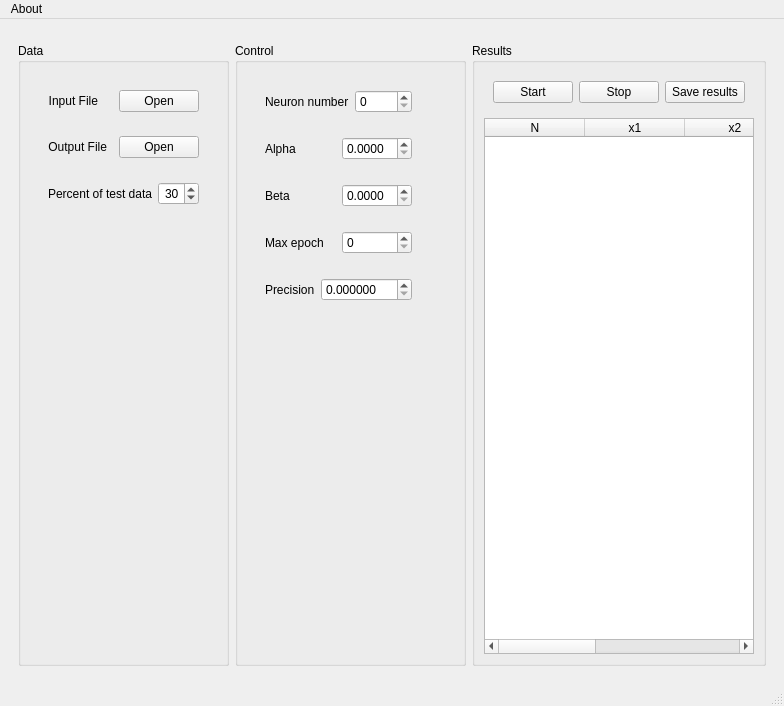
Old version of the form mainwindow.ui in the repository AlexLeSang/ECOHT-ANN.
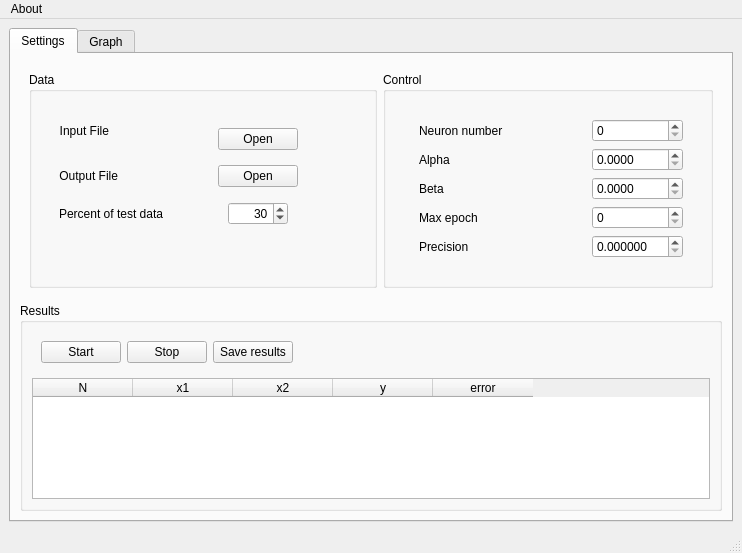
New version of the form. Custom widgets are drawn as their Qt base class.

Patch:
```diff
--- a/mainwindow.ui
+++ b/mainwindow.ui
@@ -7,7 +7,7 @@
     <x>0</x>
     <y>0</y>
     <width>742</width>
-    <height>706</height>
+    <height>553</height>
    </rect>
   </property>
   <property name="sizePolicy">
@@ -20,30 +20,27 @@
    <string>Neural Network Test</string>
   </property>
   <widget class="QWidget" name="centralwidget">
-   <layout class="QVBoxLayout" name="verticalLayout">
-    <item>
-     <widget class="QwtPlot" name="qwtPlot">
-      <property name="sizePolicy">
-       <sizepolicy hsizetype="Preferred" vsizetype="Preferred">
-        <horstretch>0</horstretch>
-        <verstretch>0</verstretch>
-       </sizepolicy>
-      </property>
-      <property name="toolTip">
-       <string>Graph of results error</string>
-      </property>
-     </widget>
-    </item>
-    <item>
-     <widget class="QWidget" name="horizontalWidget" native="true">
-      <property name="sizePolicy">
-       <sizepolicy hsizetype="Preferred" vsizetype="Preferred">
-        <horstretch>0</horstretch>
-        <verstretch>0</verstretch>
-       </sizepolicy>
-      </property>
       <layout class="QHBoxLayout" name="horizontalLayout">
        <item>
+     <widget class="QTabWidget" name="tabWidget">
+      <property name="currentIndex">
+       <number>0</number>
+      </property>
+      <widget class="QWidget" name="controlsTab">
+       <attribute name="title">
+        <string>Settings</string>
+       </attribute>
+       <layout class="QVBoxLayout" name="verticalLayout">
+        <item>
+         <widget class="QWidget" name="horizontalWidget" native="true">
+          <property name="sizePolicy">
+           <sizepolicy hsizetype="Preferred" vsizetype="Preferred">
+            <horstretch>0</horstretch>
+            <verstretch>0</verstretch>
+           </sizepolicy>
+          </property>
+          <layout class="QHBoxLayout" name="horizontalLayout_2">
+           <item>
         <widget class="QGroupBox" name="DataBox">
          <property name="toolTip">
           <string>Data Group</string>
@@ -56,9 +53,15 @@
            <widget class="QWidget" name="verticalWidget" native="true">
             <layout class="QVBoxLayout" name="verticalLayout_3">
              <item>
-              <widget class="QWidget" name="horizontalWidget" native="true">
-               <layout class="QHBoxLayout" name="horizontalLayout_2">
-                <item>
+                  <widget class="QWidget" name="formWidget" native="true">
+                   <layout class="QFormLayout" name="formLayout_3">
+                    <property name="fieldGrowthPolicy">
+                     <enum>QFormLayout::ExpandingFieldsGrow</enum>
+                    </property>
+                    <property name="labelAlignment">
+                     <set>Qt::AlignLeading|Qt::AlignLeft|Qt::AlignVCenter</set>
+                    </property>
+                    <item row="0" column="0">
                  <widget class="QLabel" name="inputLabel">
                   <property name="toolTip">
                    <string>Input File</string>
@@ -71,6 +74,35 @@
                   </property>
                  </widget>
                 </item>
+                    <item row="1" column="0">
+                     <widget class="QLabel" name="outputlabel">
+                      <property name="toolTip">
+                       <string>Output File</string>
+                      </property>
+                      <property name="text">
+                       <string>Output File</string>
+                      </property>
+                      <property name="alignment">
+                       <set>Qt::AlignRight|Qt::AlignTrailing|Qt::AlignVCenter</set>
+                      </property>
+                     </widget>
+                    </item>
+                    <item row="3" column="0">
+                     <widget class="QLabel" name="percentLabel">
+                      <property name="toolTip">
+                       <string>Amount of data that will be used for testing in percents</string>
+                      </property>
+                      <property name="text">
+                       <string>Percent of test data</string>
+                      </property>
+                      <property name="alignment">
+                       <set>Qt::AlignRight|Qt::AlignTrailing|Qt::AlignVCenter</set>
+                      </property>
+                     </widget>
+                    </item>
+                    <item row="0" column="1">
+                     <widget class="QWidget" name="horizontalWidget" native="true">
+                      <layout class="QHBoxLayout" name="horizontalLayout_3">
                 <item>
                  <spacer name="horizontalSpacer_2">
                   <property name="orientation">
@@ -86,6 +118,12 @@
                 </item>
                 <item>
                  <widget class="QPushButton" name="inputOpenButton">
+                         <property name="sizePolicy">
+                          <sizepolicy hsizetype="MinimumExpanding" vsizetype="Fixed">
+                           <horstretch>0</horstretch>
+                           <verstretch>0</verstretch>
+                          </sizepolicy>
+                         </property>
                   <property name="toolTip">
                    <string>Open Input File</string>
                   </property>
@@ -94,25 +132,6 @@
                   </property>
                  </widget>
                 </item>
-               </layout>
-              </widget>
-             </item>
-             <item>
-              <widget class="QWidget" name="horizontalWidget_2" native="true">
-               <layout class="QHBoxLayout" name="horizontalLayout_3">
-                <item>
-                 <widget class="QLabel" name="outputlabel">
-                  <property name="toolTip">
-                   <string>Output File</string>
-                  </property>
-                  <property name="text">
-                   <string>Output File</string>
-                  </property>
-                  <property name="alignment">
-                   <set>Qt::AlignRight|Qt::AlignTrailing|Qt::AlignVCenter</set>
-                  </property>
-                 </widget>
-                </item>
                 <item>
                  <spacer name="horizontalSpacer_3">
                   <property name="orientation">
@@ -126,35 +145,11 @@
                   </property>
                  </spacer>
                 </item>
-                <item>
-                 <widget class="QPushButton" name="outputOpenButton">
-                  <property name="toolTip">
-                   <string>Open Output File</string>
-                  </property>
-                  <property name="text">
-                   <string>Open</string>
-                  </property>
-                 </widget>
-                </item>
                </layout>
               </widget>
              </item>
-             <item>
-              <widget class="QWidget" name="horizontalWidget_3" native="true">
+                    <item row="1" column="1">
                <layout class="QHBoxLayout" name="horizontalLayout_9">
-                <item>
-                 <widget class="QLabel" name="percentLabel">
-                  <property name="toolTip">
-                   <string>Amount of data that will be used for testing in percents</string>
-                  </property>
-                  <property name="text">
-                   <string>Percent of test data</string>
-                  </property>
-                  <property name="alignment">
-                   <set>Qt::AlignRight|Qt::AlignTrailing|Qt::AlignVCenter</set>
-                  </property>
-                 </widget>
-                </item>
                 <item>
                  <spacer name="horizontalSpacer_4">
                   <property name="orientation">
@@ -169,7 +164,59 @@
                  </spacer>
                 </item>
                 <item>
+                       <widget class="QPushButton" name="outputOpenButton">
+                        <property name="sizePolicy">
+                         <sizepolicy hsizetype="MinimumExpanding" vsizetype="Fixed">
+                          <horstretch>0</horstretch>
+                          <verstretch>0</verstretch>
+                         </sizepolicy>
+                        </property>
+                        <property name="toolTip">
+                         <string>Open Output File</string>
+                        </property>
+                        <property name="text">
+                         <string>Open</string>
+                        </property>
+                       </widget>
+                      </item>
+                      <item>
+                       <spacer name="horizontalSpacer_5">
+                        <property name="orientation">
+                         <enum>Qt::Horizontal</enum>
+                        </property>
+                        <property name="sizeHint" stdset="0">
+                         <size>
+                          <width>40</width>
+                          <height>20</height>
+                         </size>
+                        </property>
+                       </spacer>
+                      </item>
+                     </layout>
+                    </item>
+                    <item row="3" column="1">
+                     <layout class="QHBoxLayout" name="horizontalLayout_12">
+                      <item>
+                       <spacer name="horizontalSpacer_6">
+                        <property name="orientation">
+                         <enum>Qt::Horizontal</enum>
+                        </property>
+                        <property name="sizeHint" stdset="0">
+                         <size>
+                          <width>40</width>
+                          <height>20</height>
+                         </size>
+                        </property>
+                       </spacer>
+                      </item>
+                      <item>
                  <widget class="QSpinBox" name="testDataPercent">
+                        <property name="sizePolicy">
+                         <sizepolicy hsizetype="MinimumExpanding" vsizetype="Fixed">
+                          <horstretch>0</horstretch>
+                          <verstretch>0</verstretch>
+                         </sizepolicy>
+                        </property>
                   <property name="acceptDrops">
                    <bool>true</bool>
                   </property>
@@ -184,21 +231,30 @@
                   </property>
                  </widget>
                 </item>
-               </layout>
-              </widget>
-             </item>
              <item>
-              <spacer name="verticalSpacer">
+                       <spacer name="horizontalSpacer_7">
                <property name="orientation">
-                <enum>Qt::Vertical</enum>
+                         <enum>Qt::Horizontal</enum>
                </property>
                <property name="sizeHint" stdset="0">
                 <size>
-                 <width>20</width>
-                 <height>40</height>
+                          <width>40</width>
+                          <height>20</height>
                 </size>
                </property>
               </spacer>
+                      </item>
+                     </layout>
+                    </item>
+                    <item row="2" column="0">
+                     <widget class="Line" name="line">
+                      <property name="orientation">
+                       <enum>Qt::Horizontal</enum>
+                      </property>
+                     </widget>
+                    </item>
+                   </layout>
+                  </widget>
              </item>
             </layout>
            </widget>
@@ -216,35 +272,23 @@
          </property>
          <layout class="QHBoxLayout" name="horizontalLayout_5">
           <item>
-           <widget class="QWidget" name="verticalWidget" native="true">
-            <layout class="QVBoxLayout" name="verticalLayout_4">
+               <widget class="QWidget" name="verticalWidget_2" native="true">
+                <layout class="QVBoxLayout" name="verticalLayout_5">
              <item>
-              <widget class="QWidget" name="horizontalWidget" native="true">
-               <layout class="QHBoxLayout" name="horizontalLayout_10">
-                <item>
-                 <widget class="QLabel" name="neuronNumberLabel">
-                  <property name="toolTip">
-                   <string>Number of neurons</string>
-                  </property>
-                  <property name="text">
-                   <string>Neuron number</string>
-                  </property>
-                 </widget>
-                </item>
-                <item>
-                 <widget class="QSpinBox" name="neuronNumber">
-                  <property name="toolTip">
-                   <string>Number of neurons</string>
-                  </property>
-                 </widget>
-                </item>
-               </layout>
-              </widget>
-             </item>
-             <item>
-              <widget class="QWidget" name="horizontalWidget_2" native="true">
-               <layout class="QHBoxLayout" name="horizontalLayout_11">
-                <item>
+                  <widget class="QWidget" name="formWidget" native="true">
+                   <layout class="QFormLayout" name="formLayout_2">
+                    <property name="fieldGrowthPolicy">
+                     <enum>QFormLayout::ExpandingFieldsGrow</enum>
+                    </property>
+                    <property name="labelAlignment">
+                     <set>Qt::AlignLeading|Qt::AlignLeft|Qt::AlignVCenter</set>
+                    </property>
+                    <property name="formAlignment">
+                     <set>Qt::AlignRight|Qt::AlignTop|Qt::AlignTrailing</set>
+                    </property>
+                    <item row="0" column="1">
+                     <layout class="QGridLayout" name="gridLayout">
+                      <item row="1" column="0">
                  <widget class="QLabel" name="alphaLabel">
                   <property name="toolTip">
                    <string>Training coefficient</string>
@@ -254,29 +298,7 @@
                   </property>
                  </widget>
                 </item>
-                <item>
-                 <widget class="QDoubleSpinBox" name="alphaCoef">
-                  <property name="toolTip">
-                   <string>Training coefficient</string>
-                  </property>
-                  <property name="decimals">
-                   <number>4</number>
-                  </property>
-                  <property name="maximum">
-                   <double>1.000000000000000</double>
-                  </property>
-                  <property name="singleStep">
-                   <double>0.000100000000000</double>
-                  </property>
-                 </widget>
-                </item>
-               </layout>
-              </widget>
-             </item>
-             <item>
-              <widget class="QWidget" name="horizontalWidget_3" native="true">
-               <layout class="QHBoxLayout" name="horizontalLayout_12">
-                <item>
+                      <item row="2" column="0">
                  <widget class="QLabel" name="betaLabel">
                   <property name="toolTip">
                    <string>Stretch coefficient</string>
@@ -286,8 +308,50 @@
                   </property>
                  </widget>
                 </item>
-                <item>
+                      <item row="0" column="0">
+                       <widget class="QLabel" name="neuronNumberLabel">
+                        <property name="toolTip">
+                         <string>Number of neurons</string>
+                        </property>
+                        <property name="text">
+                         <string>Neuron number</string>
+                        </property>
+                       </widget>
+                      </item>
+                      <item row="4" column="0">
+                       <widget class="QLabel" name="precisionlabel">
+                        <property name="toolTip">
+                         <string>Precision</string>
+                        </property>
+                        <property name="text">
+                         <string>Precision</string>
+                        </property>
+                       </widget>
+                      </item>
+                      <item row="3" column="2">
+                       <widget class="QSpinBox" name="maxEpoch">
+                        <property name="sizePolicy">
+                         <sizepolicy hsizetype="MinimumExpanding" vsizetype="Fixed">
+                          <horstretch>0</horstretch>
+                          <verstretch>0</verstretch>
+                         </sizepolicy>
+                        </property>
+                        <property name="toolTip">
+                         <string>Maximim number of epochs</string>
+                        </property>
+                        <property name="maximum">
+                         <number>1000000</number>
+                        </property>
+                       </widget>
+                      </item>
+                      <item row="2" column="2">
                  <widget class="QDoubleSpinBox" name="betaCoef">
+                        <property name="sizePolicy">
+                         <sizepolicy hsizetype="MinimumExpanding" vsizetype="Fixed">
+                          <horstretch>0</horstretch>
+                          <verstretch>0</verstretch>
+                         </sizepolicy>
+                        </property>
                   <property name="toolTip">
                    <string>Stretch coefficient</string>
                   </property>
@@ -302,13 +366,7 @@
                   </property>
                  </widget>
                 </item>
-               </layout>
-              </widget>
-             </item>
-             <item>
-              <widget class="QWidget" name="horizontalWidget_4" native="true">
-               <layout class="QHBoxLayout" name="horizontalLayout_13">
-                <item>
+                      <item row="3" column="0">
                  <widget class="QLabel" name="maxEpochlabel">
                   <property name="toolTip">
                    <string>Maximim number of epochs</string>
@@ -318,47 +376,14 @@
                   </property>
                  </widget>
                 </item>
-                <item>
-                 <widget class="QSpinBox" name="maxEpoch">
-                  <property name="toolTip">
-                   <string>Maximim number of epochs</string>
-                  </property>
-                  <property name="maximum">
-                   <number>1000000</number>
-                  </property>
-                 </widget>
-                </item>
-               </layout>
-              </widget>
-             </item>
-             <item>
-              <widget class="QWidget" name="horizontalWidget_5" native="true">
-               <layout class="QHBoxLayout" name="horizontalLayout_14">
-                <item>
-                 <widget class="QLabel" name="precisionlabel">
-                  <property name="toolTip">
-                   <string>Precision</string>
-                  </property>
-                  <property name="text">
-                   <string>Precision</string>
-                  </property>
-                 </widget>
-                </item>
-                <item>
-                 <spacer name="horizontalSpacer_5">
-                  <property name="orientation">
-                   <enum>Qt::Horizontal</enum>
-                  </property>
-                  <property name="sizeHint" stdset="0">
-                   <size>
-                    <width>40</width>
-                    <height>20</height>
-                   </size>
-                  </property>
-                 </spacer>
-                </item>
-                <item>
+                      <item row="4" column="2">
                  <widget class="QDoubleSpinBox" name="precision">
+                        <property name="sizePolicy">
+                         <sizepolicy hsizetype="MinimumExpanding" vsizetype="Fixed">
+                          <horstretch>0</horstretch>
+                          <verstretch>0</verstretch>
+                         </sizepolicy>
+                        </property>
                   <property name="toolTip">
                    <string>Precision</string>
                   </property>
@@ -373,28 +398,115 @@
                   </property>
                  </widget>
                 </item>
-               </layout>
-              </widget>
-             </item>
-             <item>
-              <spacer name="verticalSpacer_2">
+                      <item row="1" column="2">
+                       <widget class="QDoubleSpinBox" name="alphaCoef">
+                        <property name="sizePolicy">
+                         <sizepolicy hsizetype="MinimumExpanding" vsizetype="Fixed">
+                          <horstretch>0</horstretch>
+                          <verstretch>0</verstretch>
+                         </sizepolicy>
+                        </property>
+                        <property name="toolTip">
+                         <string>Training coefficient</string>
+                        </property>
+                        <property name="decimals">
+                         <number>4</number>
+                        </property>
+                        <property name="maximum">
+                         <double>1.000000000000000</double>
+                        </property>
+                        <property name="singleStep">
+                         <double>0.000100000000000</double>
+                        </property>
+                       </widget>
+                      </item>
+                      <item row="0" column="2">
+                       <widget class="QSpinBox" name="neuronNumber">
+                        <property name="sizePolicy">
+                         <sizepolicy hsizetype="MinimumExpanding" vsizetype="Fixed">
+                          <horstretch>0</horstretch>
+                          <verstretch>0</verstretch>
+                         </sizepolicy>
+                        </property>
+                        <property name="toolTip">
+                         <string>Number of neurons</string>
+                        </property>
+                       </widget>
+                      </item>
+                      <item row="0" column="1">
+                       <spacer name="horizontalSpacer_8">
                <property name="orientation">
-                <enum>Qt::Vertical</enum>
+                         <enum>Qt::Horizontal</enum>
                </property>
                <property name="sizeHint" stdset="0">
                 <size>
-                 <width>20</width>
-                 <height>40</height>
+                          <width>40</width>
+                          <height>20</height>
                 </size>
                </property>
               </spacer>
              </item>
-            </layout>
-           </widget>
-          </item>
-          <item>
-           <widget class="QWidget" name="verticalWidget_2" native="true">
-            <layout class="QVBoxLayout" name="verticalLayout_5"/>
+                      <item row="1" column="1">
+                       <spacer name="horizontalSpacer_9">
+                        <property name="orientation">
+                         <enum>Qt::Horizontal</enum>
+                        </property>
+                        <property name="sizeHint" stdset="0">
+                         <size>
+                          <width>40</width>
+                          <height>20</height>
+                         </size>
+                        </property>
+                       </spacer>
+                      </item>
+                      <item row="2" column="1">
+                       <spacer name="horizontalSpacer_10">
+                        <property name="orientation">
+                         <enum>Qt::Horizontal</enum>
+                        </property>
+                        <property name="sizeHint" stdset="0">
+                         <size>
+                          <width>40</width>
+                          <height>20</height>
+                         </size>
+                        </property>
+                       </spacer>
+                      </item>
+                      <item row="3" column="1">
+                       <spacer name="horizontalSpacer_11">
+                        <property name="orientation">
+                         <enum>Qt::Horizontal</enum>
+                        </property>
+                        <property name="sizeHint" stdset="0">
+                         <size>
+                          <width>40</width>
+                          <height>20</height>
+                         </size>
+                        </property>
+                       </spacer>
+                      </item>
+                      <item row="4" column="1">
+                       <spacer name="horizontalSpacer_12">
+                        <property name="orientation">
+                         <enum>Qt::Horizontal</enum>
+                        </property>
+                        <property name="sizeHint" stdset="0">
+                         <size>
+                          <width>40</width>
+                          <height>20</height>
+                         </size>
+                        </property>
+                       </spacer>
+                      </item>
+                     </layout>
+                    </item>
+                   </layout>
+                  </widget>
+                 </item>
+                </layout>
+               </widget>
+              </item>
+             </layout>
            </widget>
           </item>
          </layout>
@@ -410,7 +522,7 @@
          </property>
          <layout class="QVBoxLayout" name="verticalLayout_6">
           <item>
-           <widget class="QWidget" name="horizontalWidget" native="true">
+            <widget class="QWidget" name="horizontalWidget_2" native="true">
             <layout class="QHBoxLayout" name="horizontalLayout_8">
              <item>
               <widget class="QPushButton" name="startButton">
@@ -472,6 +584,15 @@
             <property name="columnCount">
              <number>5</number>
             </property>
+             <attribute name="horizontalHeaderDefaultSectionSize">
+              <number>100</number>
+             </attribute>
+             <attribute name="horizontalHeaderMinimumSectionSize">
+              <number>45</number>
+             </attribute>
+             <attribute name="verticalHeaderDefaultSectionSize">
+              <number>30</number>
+             </attribute>
             <column>
              <property name="text">
               <string>N</string>
@@ -503,6 +624,56 @@
         </widget>
        </item>
       </layout>
+       <zorder>qwtPlot</zorder>
+       <zorder>horizontalWidget</zorder>
+       <zorder>ResultsBox</zorder>
+      </widget>
+      <widget class="QWidget" name="graphTab">
+       <attribute name="title">
+        <string>Graph</string>
+       </attribute>
+       <layout class="QHBoxLayout" name="horizontalLayout_11">
+        <item>
+         <widget class="QWidget" name="horizontalWidget" native="true">
+          <layout class="QVBoxLayout" name="verticalLayout_7">
+           <item>
+            <widget class="QwtPlot" name="qwtPlot">
+             <property name="toolTip">
+              <string>Graph of results error</string>
+             </property>
+            </widget>
+           </item>
+           <item>
+            <widget class="QWidget" name="horizontalWidget_3" native="true">
+             <layout class="QHBoxLayout" name="horizontalLayout_13">
+              <item>
+               <widget class="QPushButton" name="pushButton">
+                <property name="text">
+                 <string>Save As Image</string>
+                </property>
+               </widget>
+              </item>
+              <item>
+               <spacer name="horizontalSpacer_13">
+                <property name="orientation">
+                 <enum>Qt::Horizontal</enum>
+                </property>
+                <property name="sizeHint" stdset="0">
+                 <size>
+                  <width>40</width>
+                  <height>20</height>
+                 </size>
+                </property>
+               </spacer>
+              </item>
+             </layout>
+            </widget>
+           </item>
+          </layout>
+         </widget>
+        </item>
+       </layout>
+      </widget>
      </widget>
     </item>
    </layout>
@@ -513,7 +684,7 @@
      <x>0</x>
      <y>0</y>
      <width>742</width>
-     <height>20</height>
+     <height>21</height>
     </rect>
    </property>
    <widget class="QMenu" name="menuHelp">
```
Left out of the diff: 8 changed lines with no effect on the pictures. Lines whose indentation alone changed are shown as unchanged.
